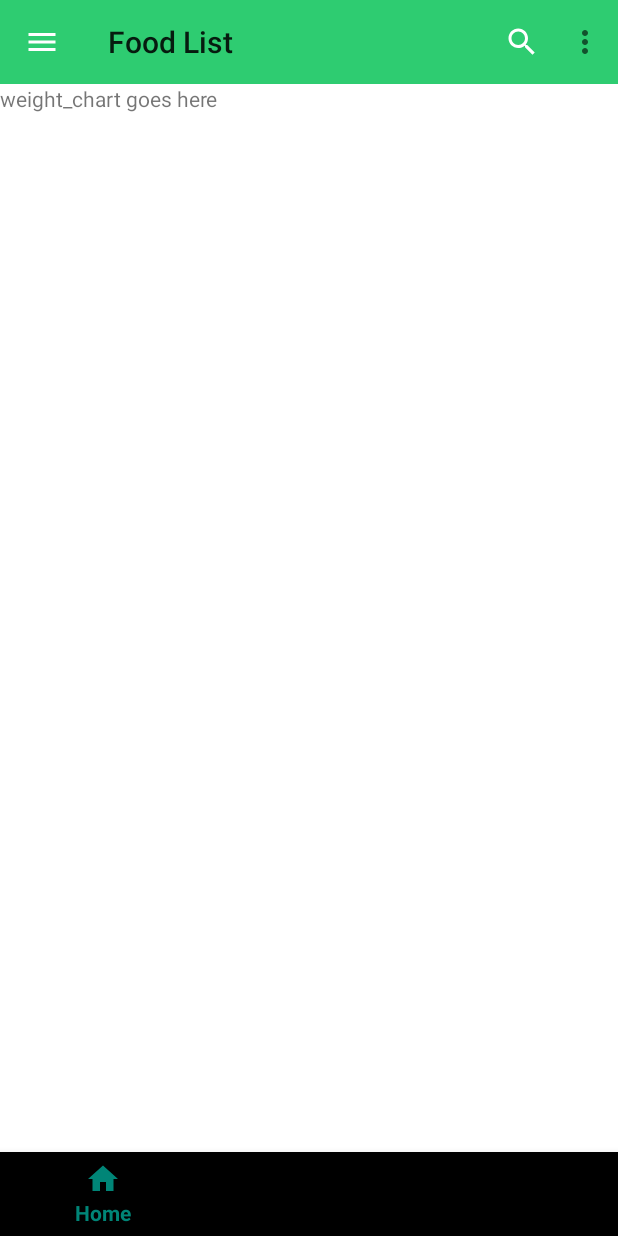
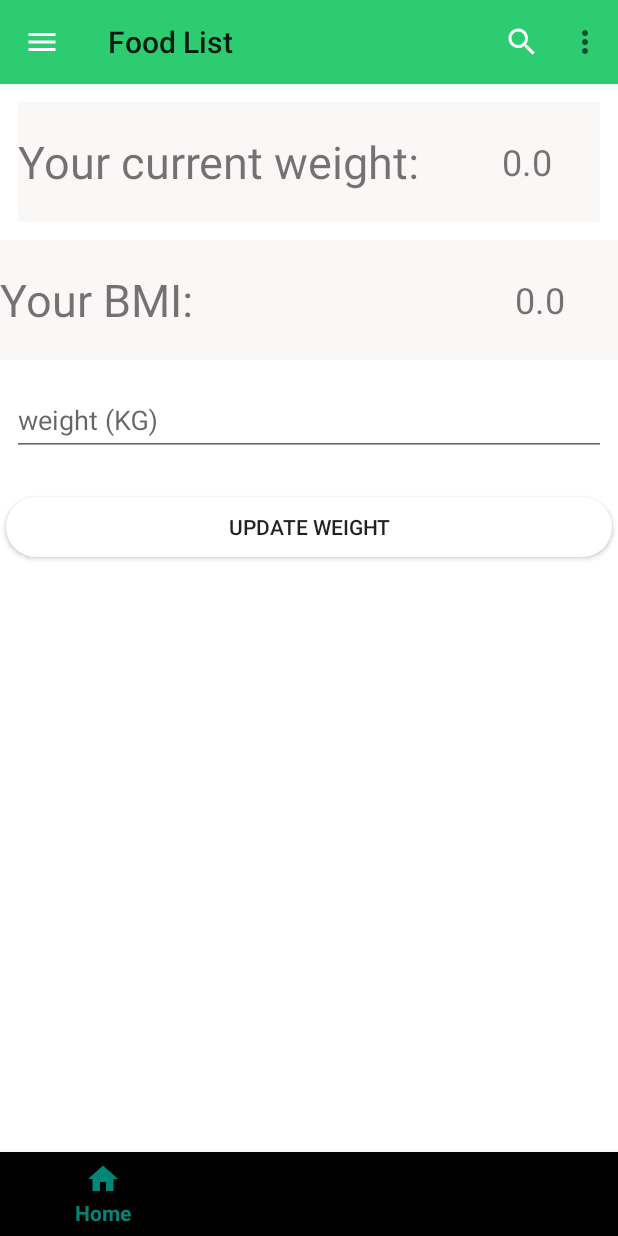
Before and after one commit to SmdNayan/Fit-with-Nutrition-, an Android app: the fragment WeightFragment placed in its activity, on a phone screen of 412 x 824 dp. Run offline under Robolectric (Android 15) with nearby library versions, the phone set to English and light mode, and no system bars.

Commit message:
Implement drawer and weight fragment

```diff
--- a/app/src/main/java/me/nayan/fitwithnutrition/Home.java
+++ b/app/src/main/java/me/nayan/fitwithnutrition/Home.java
@@ -5,6 +5,9 @@ import android.app.FragmentManager;
 import android.app.FragmentTransaction;
 import android.support.annotation.NonNull;
 import android.support.design.widget.BottomNavigationView;
+import android.support.design.widget.NavigationView;
+import android.support.v4.widget.DrawerLayout;
+import android.support.v7.app.ActionBarDrawerToggle;
 import android.support.v7.app.AppCompatActivity;
 import android.os.Bundle;
 import android.support.v7.widget.Toolbar;
@@ -14,6 +17,9 @@ import android.widget.Toast;
 
 public class Home extends AppCompatActivity {
 
+    DrawerLayout drawerLayout;
+    NavigationView navView;
+
     BottomNavigationView bottomNavigationView;
 
     @Override
@@ -22,7 +28,6 @@ public class Home extends AppCompatActivity {
         setContentView(R.layout.activity_home);
 
         bottomNavigationView = findViewById(R.id.home_bottom_nav);
-
         bottomNavigationView.setOnNavigationItemSelectedListener(new BottomNavigationView.OnNavigationItemSelectedListener() {
             @Override
             public boolean onNavigationItemSelected(@NonNull MenuItem menuItem) {
@@ -55,11 +60,34 @@ public class Home extends AppCompatActivity {
 
         // Initiate Toolbar
         initToolbar();
+
+        // Navigation Drawer Set Up
+//        ActionBarDrawerToggle toggle = new ActionBarDrawerToggle(this, drawerLayout, toolbar, R.string.drawer_open, R.string.drawer_close);
+//        toggle.setDrawerIndicatorEnabled(true);
+//        drawerLayout.setDrawerListener(toggle);
+//        toggle.syncState();
+
+
+//        DrawerLayout drawer = (DrawerLayout) findViewById(R.id.drawer_layout);
+//        ActionBarDrawerToggle toggle = new ActionBarDrawerToggle(
+//                this, drawer, toolbar, R.string.drawer_open, R.string.drawer_close);
+//        drawer.addDrawerListener(toggle);
+//        toggle.syncState();
+//
+//        NavigationView navigationView = (NavigationView) findViewById(R.id.nav_view);
+
+        // Navigation header user data
+//        NavigationHeader navigationHeader = new NavigationHeader(Home.this);
+//        navigationHeader.saveHeaderData();
+        // Navigation item click work
+//        NavigationItem item = new NavigationItem(Home.this);
+//        item.itemClickWork();
+
     }
 
-
+    Toolbar toolbar;
     private void initToolbar() {
-        Toolbar toolbar = (Toolbar) findViewById(R.id.toolbar);
+        toolbar = (Toolbar) findViewById(R.id.toolbar);
         toolbar.setNavigationIcon(R.drawable.ic_menu);
         setSupportActionBar(toolbar);
         getSupportActionBar().setTitle("Food List");
--- a/app/src/main/java/me/nayan/fitwithnutrition/SignUp.java
+++ b/app/src/main/java/me/nayan/fitwithnutrition/SignUp.java
@@ -75,7 +75,7 @@ public class SignUp extends AppCompatActivity {
         clickHere.setOnClickListener(new View.OnClickListener() {
             @Override
             public void onClick(View v) {
-                startActivity(new Intent(SignUp.this, SignUp.class));
+                startActivity(new Intent(SignUp.this, SignIn.class));
                 finish();
             }
         });
--- a/app/src/main/java/me/nayan/fitwithnutrition/WeightFragment.java
+++ b/app/src/main/java/me/nayan/fitwithnutrition/WeightFragment.java
@@ -2,20 +2,70 @@ package me.nayan.fitwithnutrition;
 
 import android.app.Fragment;
 import android.content.Context;
+import android.database.Cursor;
 import android.net.Uri;
 import android.os.Bundle;
 import android.view.LayoutInflater;
 import android.view.View;
 import android.view.ViewGroup;
+import android.widget.Button;
+import android.widget.EditText;
+import android.widget.TextView;
+
+import me.nayan.fitwithnutrition.databse.DatabaseHelper;
+import me.nayan.fitwithnutrition.databse.UserDB;
 
 
 public class WeightFragment extends Fragment {
 
+    TextView weight;
+    TextView bmi;
+    EditText ageEt;
+    Button updateAge;
+    UserDB userDB;
+
     @Override
     public View onCreateView(LayoutInflater inflater, ViewGroup container,
                              Bundle savedInstanceState) {
+        View view = inflater.inflate(R.layout.fragment_weight, container, false);
+        weight = view.findViewById(R.id.weight_tv);
+        bmi = view.findViewById(R.id.bmi_tv);
+        userDB = new UserDB(view.getContext());
+        viewWeightBmi();
+        weight.setText(weightU);
+        bmi.setText(bmiU);
+
+        ageEt = view.findViewById(R.id.age_et);
+        updateAge = view.findViewById(R.id.btn_up_age);
+
+        updateAge.setOnClickListener(new View.OnClickListener() {
+            @Override
+            public void onClick(View v) {
+                String a = ageEt.getText().toString();
+                weight.setText(a);
+                float ag = Float.parseFloat(a);
+
+            }
+        });
+
         // Inflate the layout for this fragment
-        return inflater.inflate(R.layout.fragment_weight, container, false);
+        return view;
+    }
+
+    String weightU, bmiU;
+
+    public void viewWeightBmi(){
+        Cursor crs = userDB.viewData();
+
+        while(crs.moveToNext()){
+            float w = crs.getFloat(crs.getColumnIndex(DatabaseHelper.COL_WEIGHT));
+            float b = crs.getFloat(crs.getColumnIndex(DatabaseHelper.COL_BMI));
+
+            weightU = String.valueOf(w);
+            bmiU = String.valueOf(b);
+
+        }
+
     }
 
 }
--- a/app/src/main/res/layout/fragment_weight.xml
+++ b/app/src/main/res/layout/fragment_weight.xml
@@ -4,12 +4,96 @@
     android:layout_width="match_parent"
     android:layout_height="match_parent"
     android:background="@color/white_5"
+    android:orientation="vertical"
     tools:context=".WeightFragment">
 
-    <!-- TODO: Update blank fragment layout -->
-    <TextView
+    <LinearLayout
         android:layout_width="match_parent"
         android:layout_height="match_parent"
-        android:text="weight_chart goes here" />
+        android:orientation="vertical">
+
+        <LinearLayout
+            android:id="@+id/weight_sec"
+            android:layout_width="match_parent"
+            android:layout_height="80dp"
+            android:orientation="horizontal"
+            android:background="#FAF7F7"
+            android:layout_margin="12dp">
+
+            <TextView
+                android:layout_width="0dp"
+                android:layout_height="wrap_content"
+                android:layout_weight="3"
+                android:layout_gravity="center"
+                android:textSize="30sp"
+                android:text="Your current weight: "/>
+
+            <TextView
+                android:id="@+id/weight_tv"
+                android:layout_width="0dp"
+                android:layout_height="wrap_content"
+                android:layout_weight="1"
+                android:layout_gravity="center"
+                android:gravity="center"
+                android:textSize="24sp"
+                android:text="0"/>
+
+        </LinearLayout>
+
+        <LinearLayout
+            android:id="@+id/bmi_sec"
+            android:layout_width="match_parent"
+            android:layout_height="80dp"
+            android:orientation="horizontal"
+            android:background="#FAF7F7">
+
+            <TextView
+                android:layout_width="0dp"
+                android:layout_height="wrap_content"
+                android:layout_weight="3"
+                android:layout_gravity="center"
+                android:textSize="30sp"
+                android:text="Your BMI: "/>
+
+            <TextView
+                android:id="@+id/bmi_tv"
+                android:layout_width="0dp"
+                android:layout_height="wrap_content"
+                android:layout_weight="1"
+                android:layout_gravity="center"
+                android:gravity="center"
+                android:textSize="24sp"
+                android:text="0"/>
+
+        </LinearLayout>
+
+        <android.support.design.widget.TextInputLayout
+            android:layout_width="match_parent"
+            android:layout_height="wrap_content"
+            android:layout_margin="8dp">
+
+            <EditText
+                android:id="@+id/age_et"
+                android:layout_width="match_parent"
+                android:layout_height="wrap_content"
+                android:hint="weight (KG)"
+                android:inputType="number"
+                android:maxLines="1"
+                android:singleLine="true" />
+
+        </android.support.design.widget.TextInputLayout>
+
+        <Button
+            android:id="@+id/btn_up_age"
+            android:layout_width="match_parent"
+            android:layout_height="wrap_content"
+            android:layout_marginTop="@dimen/spacing_large"
+            android:background="@drawable/btn_rounded_login"
+            android:text="Update Weight"
+            />
+
+    </LinearLayout>
+
+
 
 </FrameLayout>
--- a/app/src/main/res/menu/menu_basic.xml
+++ b/app/src/main/res/menu/menu_basic.xml
@@ -7,6 +7,7 @@
         android:icon="@drawable/ic_search"
         android:orderInCategory="100"
         android:title="@string/search"
+
         app:showAsAction="ifRoom" />
 
     <item
--- a/app/src/main/res/values/dimens.xml
+++ b/app/src/main/res/values/dimens.xml
@@ -7,5 +7,10 @@
     <dimen name="spacing_xlarge">35dp</dimen>
     <dimen name="spacing_mlarge">20dp</dimen>
     <dimen name="spacing_small">3dp</dimen>
+    <dimen name="activity_horizontal_margin">16dp</dimen>
+    <dimen name="activity_vertical_margin">16dp</dimen>
+    <dimen name="nav_header_vertical_spacing">8dp</dimen>
+    <dimen name="nav_header_height">176dp</dimen>
+    <dimen name="fab_margin">16dp</dimen>
 
 </resources>
--- a/app/src/main/res/values/strings.xml
+++ b/app/src/main/res/values/strings.xml
@@ -5,6 +5,11 @@
     <string name="hello_blank_fragment">Hello blank fragment</string>
     <string name="search">Search</string>
     <string name="settings">Settings</string>
+
+    <string name="drawer_open">Open Drawer</string>
+    <string name="drawer_close">Drawer Close</string>
+    <string name="app_label">Search</string>
+    <string name="search_hint">Search Food</string>
 
     <string-array name="mealTime">
         <item>Select your category</item>
--- /dev/null
+++ b/app/src/main/res/xml/searchable.xml
@@ -0,0 +1,5 @@
+<?xml version="1.0" encoding="utf-8"?>
+<searchable xmlns:android="http://schemas.android.com/apk/res/android"
+    android:label="@string/app_label"
+    android:hint="@string/search_hint" >
+</searchable>
```
Also changed, not shown: app/src/main/AndroidManifest.xml (+6 -1 lines), app/src/main/java/me/nayan/fitwithnutrition/NavigationHeader.java (added, +31 -0 lines), app/src/main/java/me/nayan/fitwithnutrition/NavigationItem.java (added, +31 -0 lines), app/src/main/res/drawable/ic_drawer_view_devider_shape.xml (added, +10 -0 lines), app/src/main/res/drawable/white_border.xml (added, +7 -0 lines), app/src/main/res/layout/navigation_drawer.xml (added, +66 -0 lines), app/src/main/res/layout/navigation_drawer_item.xml (added, +26 -0 lines), app/src/main/res/layout/navigation_header.xml (added, +80 -0 lines).
